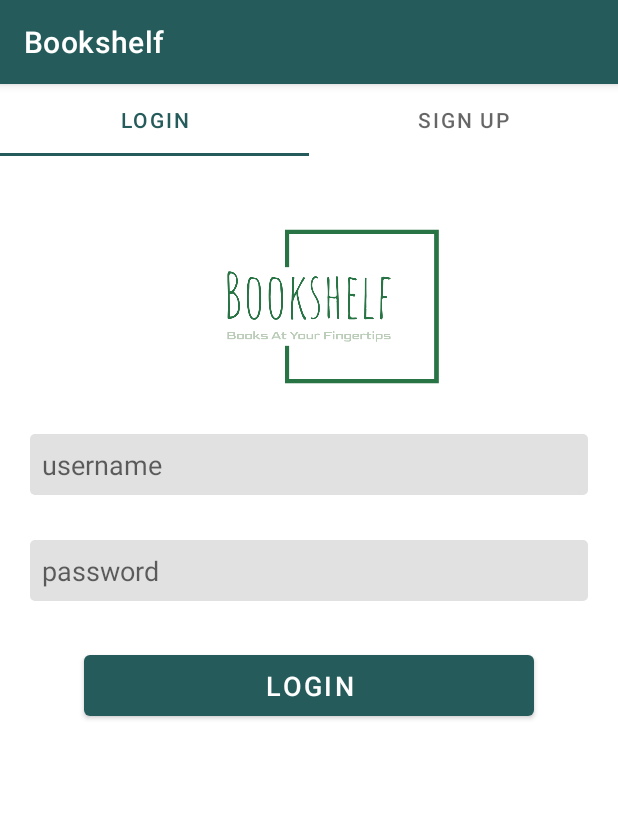
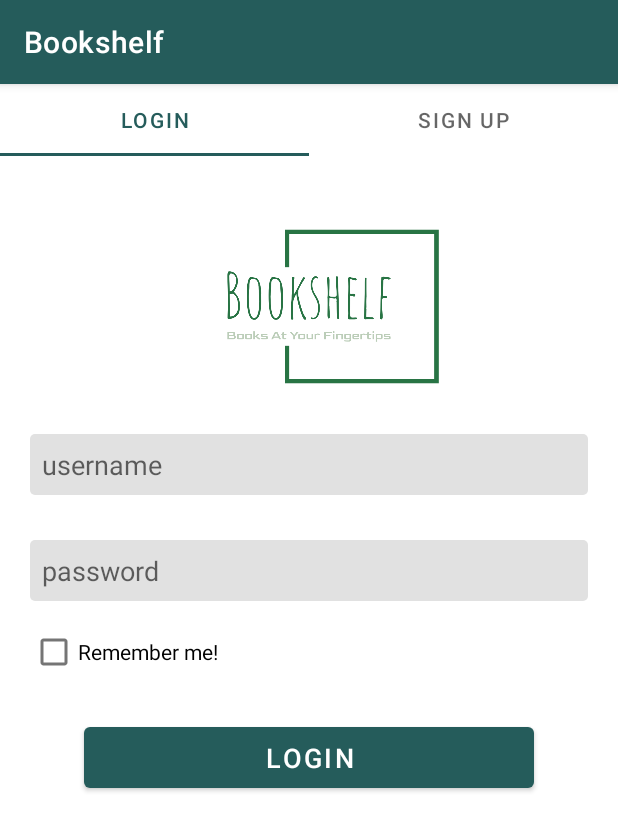
Before and after one commit to Negarnbkhti42/mobile-programming-HW2, an Android app: the screen it shows after launch (MainActivity), on a phone screen of 412 x 824 dp. Shown: the top 831 px of the screen. Run offline under Robolectric (Android 15) with nearby library versions, the phone set to English and light mode, and no system bars.

Commit message:
Add remember me checkbox

```diff
--- a/app/src/main/res/layout/fragment_login.xml
+++ b/app/src/main/res/layout/fragment_login.xml
@@ -43,12 +43,19 @@
             android:autofillHints="password"
             android:hint="@string/password"/>
 
+        <CheckBox
+            android:layout_width="wrap_content"
+            android:layout_height="wrap_content"
+            android:layout_marginTop="10dp"
+            android:contentDescription="@string/remember_me"
+            android:text="@string/remember_me"/>
+
         <Button
             android:id="@+id/login_button"
             android:layout_width="300dp"
             android:layout_height="wrap_content"
             android:layout_gravity="center"
-            android:layout_marginTop="30dp"
+            android:layout_marginTop="20dp"
             android:padding="8dp"
             android:textSize="18sp"
             android:text="@string/login_tab"/>
--- a/app/src/main/res/values/strings.xml
+++ b/app/src/main/res/values/strings.xml
@@ -18,6 +18,7 @@
     <string name="delete_account">delete account</string>
     <string name="signup_tab">signup</string>
     <string name="login_tab">login</string>
+    <string name="remember_me">Remember me!</string>
     <string name="settings">settings</string>
     <string name="search">search</string>
 
```
